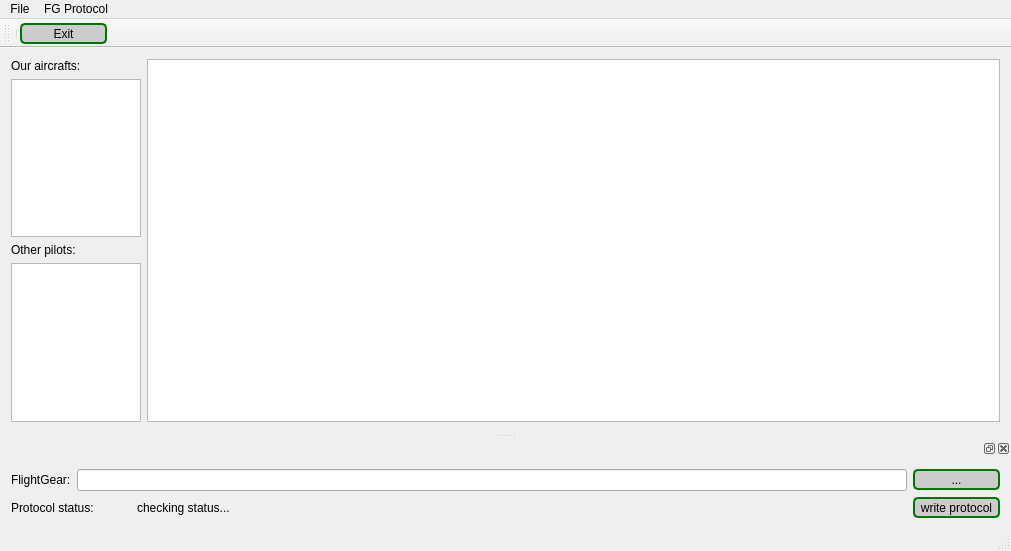
approximator/FlightGear_Autopilot, file src/mainwindow.ui: the form before one commit.
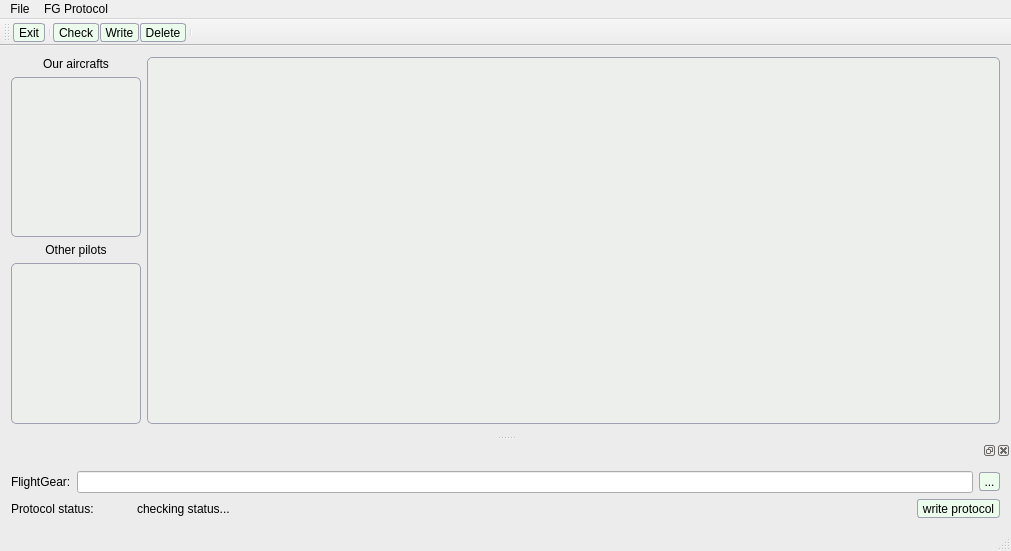
The form after the commit. Icons and pictures are not drawn.

Commit message: Styles and icons

```diff
--- a/src/mainwindow.ui
+++ b/src/mainwindow.ui
@@ -16,13 +16,46 @@
   <property name="styleSheet">
    <string notr="true">
 
- QToolButton {
-     border: 2px solid #070;
-     border-radius: 5px;
-     background-color: #cccccc;
-     min-width: 80px;
+QMainWindow, QToolBar, QMainMenu {
+    background-color: #ececec;
+    font-size: 30px;
+}
+
+QToolButton {
+    background-color: #ecfcec;
+    border: 1px solid #a0a0b0;
+    border-radius: 3px;
  }
 
+QToolButton:hover {
+    background-color: qlineargradient(x1: 0, y1: 0, x2: 0, y2: 1, stop: 0 #f6fcff, stop: 1.0 #a0f0d0);
+}
+
+QToolButton:pressed {
+    background-color: #e0e3ff;
+}
+
+QListView, QGraphicsView {
+    background-color: #ecefec;
+    alternate-background-color: yellow;
+    border: 1px solid #a0a0b0;
+    border-radius: 5px;
+}
+
+[header=true]
+{
+    background-color: #777;
+    color: #fff;
+    border-radius: 5px;
+    font-weight: bold;
+}
+
+[name=&quot;actionExit&quot;]
+{
+    background-color: #dd1111;
+}
+
+
 </string>
   </property>
   <widget class="QWidget" name="centralWidget">
@@ -41,7 +74,16 @@
          </size>
         </property>
         <property name="text">
-         <string>Our aircrafts:</string>
+         <string>Our aircrafts</string>
+        </property>
+        <property name="textFormat">
+         <enum>Qt::PlainText</enum>
+        </property>
+        <property name="alignment">
+         <set>Qt::AlignCenter</set>
+        </property>
+        <property name="header" stdset="0">
+         <bool>true</bool>
         </property>
        </widget>
       </item>
@@ -63,8 +105,23 @@
           <height>16777215</height>
          </size>
         </property>
+        <property name="frameShape">
+         <enum>QFrame::NoFrame</enum>
+        </property>
+        <property name="frameShadow">
+         <enum>QFrame::Plain</enum>
+        </property>
         <property name="text">
-         <string>Other pilots:</string>
+         <string>Other pilots</string>
+        </property>
+        <property name="textFormat">
+         <enum>Qt::PlainText</enum>
+        </property>
+        <property name="alignment">
+         <set>Qt::AlignCenter</set>
+        </property>
+        <property name="header" stdset="0">
+         <bool>true</bool>
         </property>
        </widget>
       </item>
@@ -113,14 +170,33 @@
    <addaction name="menuProtocol"/>
   </widget>
   <widget class="QToolBar" name="mainToolBar">
+   <property name="enabled">
+    <bool>true</bool>
+   </property>
+   <property name="autoFillBackground">
+    <bool>false</bool>
+   </property>
+   <property name="iconSize">
+    <size>
+     <width>32</width>
+     <height>32</height>
+    </size>
+   </property>
+   <property name="toolButtonStyle">
+    <enum>Qt::ToolButtonTextBesideIcon</enum>
+   </property>
    <attribute name="toolBarArea">
     <enum>TopToolBarArea</enum>
    </attribute>
    <attribute name="toolBarBreak">
     <bool>false</bool>
    </attribute>
-   <addaction name="separator"/>
    <addaction name="actionExit"/>
+   <addaction name="separator"/>
+   <addaction name="actionCheckProtocol"/>
+   <addaction name="actionWriteProtocol"/>
+   <addaction name="actionDeleteProtocol"/>
+   <addaction name="separator"/>
   </widget>
   <widget class="QStatusBar" name="statusBar"/>
   <widget class="QDockWidget" name="dock_status">
@@ -204,6 +280,19 @@
          <property name="text">
           <string>write protocol</string>
          </property>
+         <property name="icon">
+          <iconset resource="resources.qrc">
+           <normaloff>:/res/icons/svg/appbar.save.svg</normaloff>:/res/icons/svg/appbar.save.svg</iconset>
+         </property>
+         <property name="iconSize">
+          <size>
+           <width>32</width>
+           <height>32</height>
+          </size>
+         </property>
+         <property name="toolButtonStyle">
+          <enum>Qt::ToolButtonTextBesideIcon</enum>
+         </property>
         </widget>
        </item>
       </layout>
```
Left out of the diff: 45 changed lines with no effect on the pictures. The commit also changes 1266 other files.
